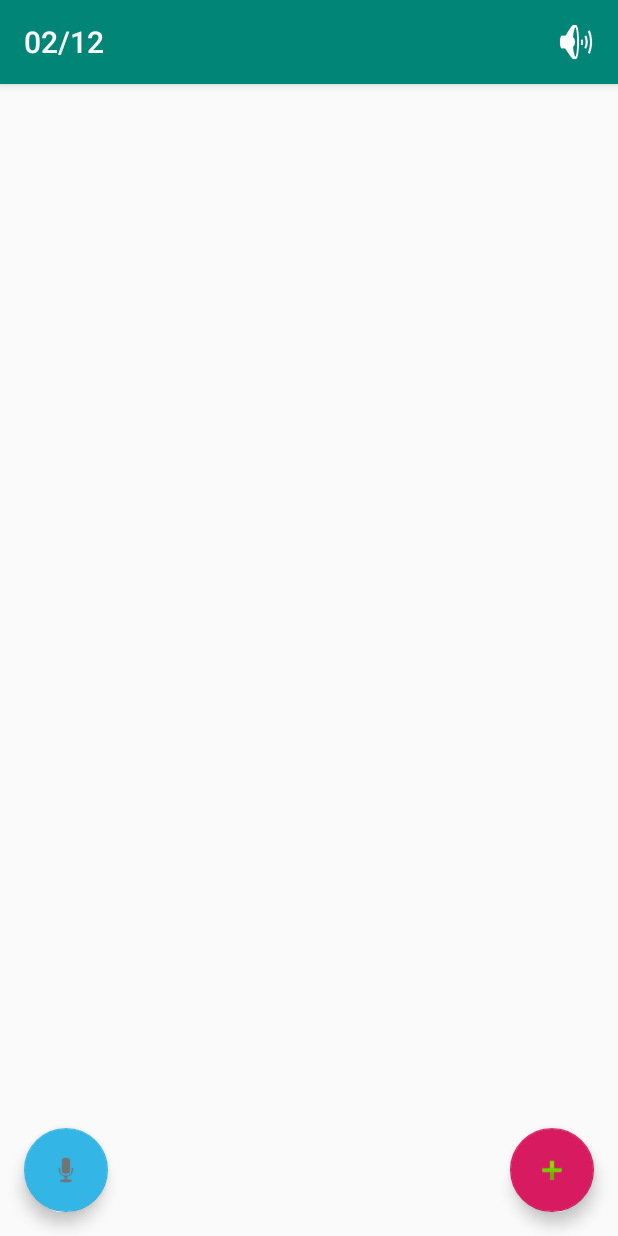
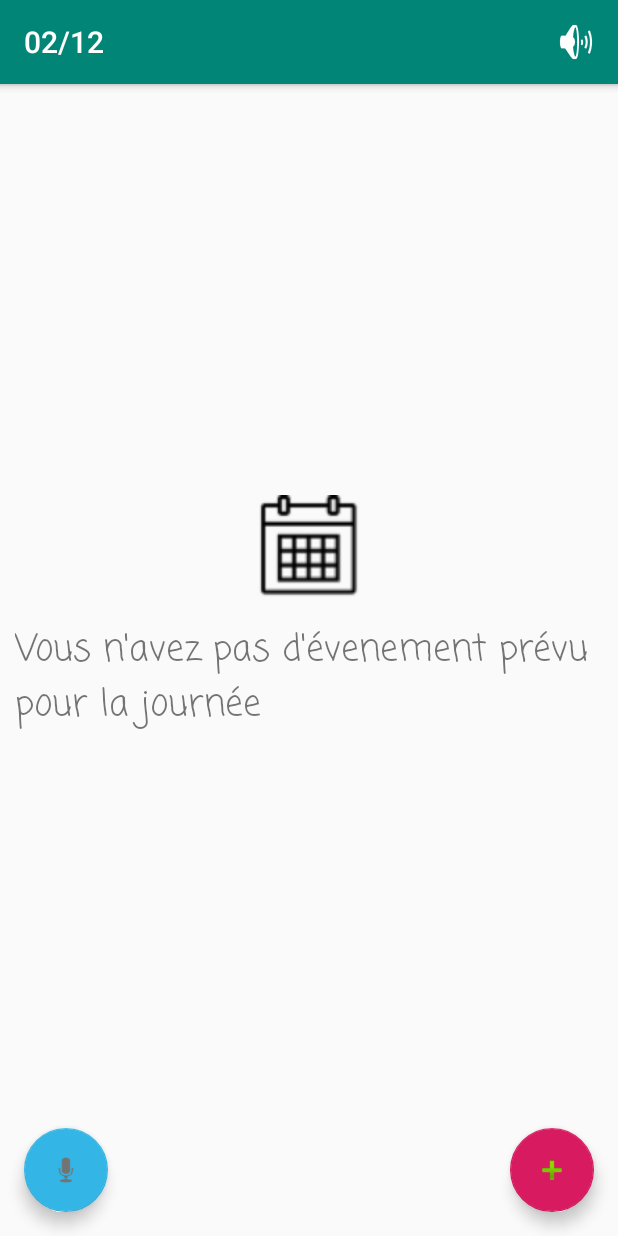
Before and after one commit to clouetm/Projet-IHM, an Android app: the screen it shows after launch (DaysActivity), on a phone screen of 412 x 824 dp. Run offline under Robolectric (Android 15) with nearby library versions, the phone set to English and light mode, and no system bars.

Commit message:
Ajout de l'écran d'aide

```diff
--- a/app/src/main/java/com/example/myriam/myapplication/DaysActivity.java
+++ b/app/src/main/java/com/example/myriam/myapplication/DaysActivity.java
@@ -14,6 +14,7 @@ import android.support.v7.app.AlertDialog;
 import android.support.v7.app.AppCompatActivity;
 import android.support.v7.widget.AppCompatTextView;
 import android.support.v7.widget.Toolbar;
+import android.text.Layout;
 import android.util.Log;
 import android.view.LayoutInflater;
 import android.view.Menu;
@@ -25,6 +26,7 @@ import android.widget.ArrayAdapter;
 import android.widget.BaseAdapter;
 import android.widget.EditText;
 import android.widget.ImageButton;
+import android.widget.LinearLayout;
 import android.widget.ListView;
 import android.widget.TextView;
 import android.widget.Toast;
@@ -63,6 +65,14 @@ public class DaysActivity extends AppCompatActivity {
     protected void onCreate(Bundle savedInstanceState) {
         super.onCreate(savedInstanceState);
         setContentView(R.layout.activity_days);
+        LinearLayout layoutHelpAddRdv = (LinearLayout) findViewById(R.id.help_add_rdv);
+
+        if (rdvArrayList.size()==0){
+            layoutHelpAddRdv.setVisibility(View.VISIBLE);
+        }else{
+            layoutHelpAddRdv.setVisibility(View.INVISIBLE);
+        }
+
 
 
         Toolbar toolbar = (Toolbar) findViewById(R.id.toolbar);
@@ -228,10 +238,12 @@ public class DaysActivity extends AppCompatActivity {
      * Affiche une liste de rdvs dans la page
      */
     public void afficherRdvs(){
-        // On créé un Adapter
-        RdvListViewAdapter adapter = new RdvListViewAdapter(this, rdvArrayList);
-        ListView cl = (ListView) findViewById(R.id.planning);
-        cl.setAdapter(adapter);
+        //if (rdvArrayList.size()!=0){
+            // On créé un Adapter
+            RdvListViewAdapter adapter = new RdvListViewAdapter(this, rdvArrayList);
+            ListView cl = (ListView) findViewById(R.id.planning);
+            cl.setAdapter(adapter);
+       // }
     };
 
 
--- a/app/src/main/res/layout/activity_days.xml
+++ b/app/src/main/res/layout/activity_days.xml
@@ -21,6 +21,7 @@
     </android.support.design.widget.AppBarLayout>
 
     <include layout="@layout/content_days" />
+    <include layout="@layout/help_add_rdv" />
 
     <android.support.design.widget.FloatingActionButton
         android:id="@+id/fab"
--- /dev/null
+++ b/app/src/main/res/layout/help_add_rdv.xml
@@ -0,0 +1,76 @@
+<?xml version="1.0" encoding="utf-8"?>
+<LinearLayout xmlns:android="http://schemas.android.com/apk/res/android"
+    xmlns:app="http://schemas.android.com/apk/res-auto"
+    xmlns:tools="http://schemas.android.com/tools"
+    android:orientation="vertical"
+    android:layout_width="fill_parent"
+    android:layout_height="fill_parent"
+    android:weightSum="1"
+    tools:context=".DaysActivity"
+    android:id="@+id/help_add_rdv">
+
+    <android.support.design.widget.AppBarLayout
+        android:layout_width="match_parent"
+        android:layout_height="wrap_content"
+        android:theme="@style/AppTheme.AppBarOverlay">
+
+        <android.support.v7.widget.Toolbar
+            android:id="@+id/toolbar"
+            android:layout_width="match_parent"
+            android:layout_height="?attr/actionBarSize"
+            android:background="?attr/colorPrimary"
+            app:popupTheme="@style/AppTheme.PopupOverlay" />
+
+    </android.support.design.widget.AppBarLayout>
+
+    <LinearLayout
+        android:orientation="vertical"
+        android:layout_width="match_parent"
+        android:layout_height="0dp"
+        android:gravity="center_vertical|center_horizontal"
+        android:layout_gravity="right"
+        android:baselineAligned="false"
+        android:layout_weight="1"
+        android:layout_margin="10dp">
+
+        <LinearLayout
+            android:layout_width="match_parent"
+            android:layout_height="50dp"
+            android:orientation="horizontal"></LinearLayout>
+
+        <LinearLayout
+            android:layout_width="match_parent"
+            android:layout_height="100dp"
+            android:orientation="horizontal">
+
+            <ImageView
+                android:id="@+id/imageView3"
+                android:layout_width="fill_parent"
+                android:layout_height="fill_parent"
+                android:padding="15dp"
+                android:src="@drawable/ico_calendrier" />
+        </LinearLayout>
+
+        <LinearLayout
+            android:layout_width="match_parent"
+            android:layout_height="200dp"
+            android:orientation="vertical">
+
+            <LinearLayout
+                android:layout_width="match_parent"
+                android:layout_height="wrap_content"
+                android:orientation="horizontal">
+
+                <TextView
+                    android:id="@+id/textView"
+                    android:layout_width="match_parent"
+                    android:layout_height="wrap_content"
+                    android:capitalize="sentences"
+                    android:text="Vous n'avez pas d'évenement prévu pour la journée"
+                    android:textSize="24sp"
+                    app:fontFamily="casual" />
+            </LinearLayout>
+
+        </LinearLayout>
+    </LinearLayout>
+</LinearLayout>
```
Also changed, not shown: app/src/main/res/drawable/ico_calendrier.png (added).
